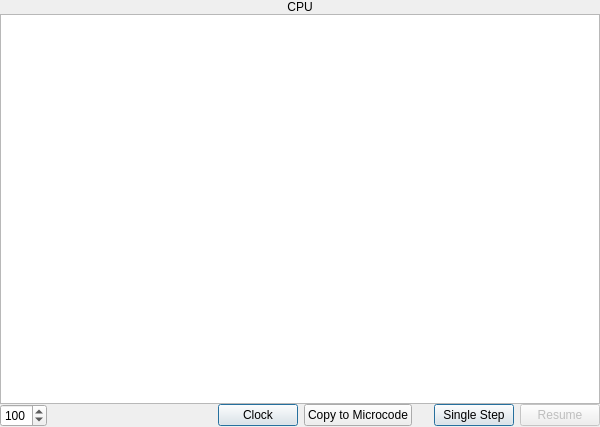
Before: the Qt Designer form cpupane.ui in StanWarford/pep9suite, drawn with Qt 5.
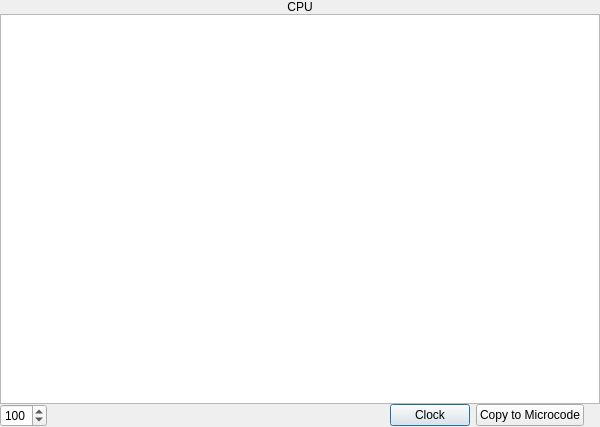
After: the same form once the commit is applied.

Diff of the .ui file:
```diff
--- a/cpupane.ui
+++ b/cpupane.ui
@@ -179,35 +179,6 @@
        </property>
       </widget>
      </item>
-     <item>
-      <widget class="QPushButton" name="singleStepPushButton">
-       <property name="enabled">
-        <bool>true</bool>
-       </property>
-       <property name="text">
-        <string>Single Step</string>
-       </property>
-       <property name="autoDefault">
-        <bool>true</bool>
-       </property>
-       <property name="default">
-        <bool>true</bool>
-       </property>
-      </widget>
-     </item>
-     <item>
-      <widget class="QPushButton" name="resumePushButton">
-       <property name="enabled">
-        <bool>false</bool>
-       </property>
-       <property name="text">
-        <string>Resume</string>
-       </property>
-       <property name="flat">
-        <bool>false</bool>
-       </property>
-      </widget>
-     </item>
     </layout>
    </item>
   </layout>
```
Left out of the diff: 11 changed lines with no effect on the pictures.
